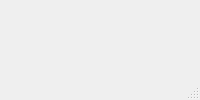
Above: Amazon_FC_2.ui from ICS4U-Gallo/amazon-fc-assignment-ghost-coders before the change. Below: the same form after it.
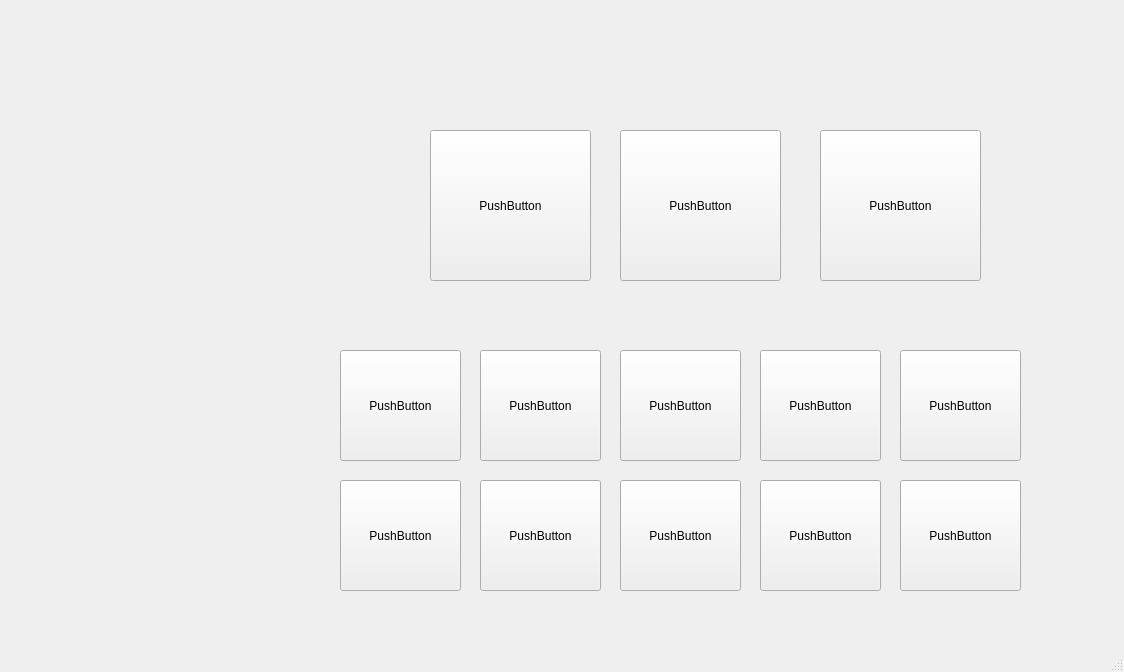
That is the form after the change.

Diff of the .ui file:
```diff
--- a/Amazon_FC_2.ui
+++ b/Amazon_FC_2.ui
@@ -2,10 +2,188 @@
 <ui version="4.0">
  <class>MainWindow</class>
  <widget class="QMainWindow" name="MainWindow">
+  <property name="geometry">
+   <rect>
+    <x>0</x>
+    <y>0</y>
+    <width>1124</width>
+    <height>672</height>
+   </rect>
+  </property>
   <property name="windowTitle">
    <string>MainWindow</string>
   </property>
-  <widget class="QWidget" name="centralwidget"/>
+  <widget class="QWidget" name="centralwidget">
+   <widget class="QPushButton" name="pushButton">
+    <property name="geometry">
+     <rect>
+      <x>340</x>
+      <y>350</y>
+      <width>121</width>
+      <height>111</height>
+     </rect>
+    </property>
+    <property name="text">
+     <string>PushButton</string>
+    </property>
+   </widget>
+   <widget class="QPushButton" name="pushButton_2">
+    <property name="geometry">
+     <rect>
+      <x>480</x>
+      <y>350</y>
+      <width>121</width>
+      <height>111</height>
+     </rect>
+    </property>
+    <property name="text">
+     <string>PushButton</string>
+    </property>
+   </widget>
+   <widget class="QPushButton" name="pushButton_3">
+    <property name="geometry">
+     <rect>
+      <x>620</x>
+      <y>350</y>
+      <width>121</width>
+      <height>111</height>
+     </rect>
+    </property>
+    <property name="text">
+     <string>PushButton</string>
+    </property>
+   </widget>
+   <widget class="QPushButton" name="pushButton_4">
+    <property name="geometry">
+     <rect>
+      <x>340</x>
+      <y>480</y>
+      <width>121</width>
+      <height>111</height>
+     </rect>
+    </property>
+    <property name="text">
+     <string>PushButton</string>
+    </property>
+   </widget>
+   <widget class="QPushButton" name="pushButton_5">
+    <property name="geometry">
+     <rect>
+      <x>900</x>
+      <y>350</y>
+      <width>121</width>
+      <height>111</height>
+     </rect>
+    </property>
+    <property name="text">
+     <string>PushButton</string>
+    </property>
+   </widget>
+   <widget class="QPushButton" name="pushButton_6">
+    <property name="geometry">
+     <rect>
+      <x>760</x>
+      <y>350</y>
+      <width>121</width>
+      <height>111</height>
+     </rect>
+    </property>
+    <property name="text">
+     <string>PushButton</string>
+    </property>
+   </widget>
+   <widget class="QPushButton" name="pushButton_7">
+    <property name="geometry">
+     <rect>
+      <x>620</x>
+      <y>480</y>
+      <width>121</width>
+      <height>111</height>
+     </rect>
+    </property>
+    <property name="text">
+     <string>PushButton</string>
+    </property>
+   </widget>
+   <widget class="QPushButton" name="pushButton_8">
+    <property name="geometry">
+     <rect>
+      <x>480</x>
+      <y>480</y>
+      <width>121</width>
+      <height>111</height>
+     </rect>
+    </property>
+    <property name="text">
+     <string>PushButton</string>
+    </property>
+   </widget>
+   <widget class="QPushButton" name="pushButton_9">
+    <property name="geometry">
+     <rect>
+      <x>760</x>
+      <y>480</y>
+      <width>121</width>
+      <height>111</height>
+     </rect>
+    </property>
+    <property name="text">
+     <string>PushButton</string>
+    </property>
+   </widget>
+   <widget class="QPushButton" name="pushButton_10">
+    <property name="geometry">
+     <rect>
+      <x>900</x>
+      <y>480</y>
+      <width>121</width>
+      <height>111</height>
+     </rect>
+    </property>
+    <property name="text">
+     <string>PushButton</string>
+    </property>
+   </widget>
+   <widget class="QPushButton" name="pushButton_11">
+    <property name="geometry">
+     <rect>
+      <x>430</x>
+      <y>130</y>
+      <width>161</width>
+      <height>151</height>
+     </rect>
+    </property>
+    <property name="text">
+     <string>PushButton</string>
+    </property>
+   </widget>
+   <widget class="QPushButton" name="pushButton_12">
+    <property name="geometry">
+     <rect>
+      <x>620</x>
+      <y>130</y>
+      <width>161</width>
+      <height>151</height>
+     </rect>
+    </property>
+    <property name="text">
+     <string>PushButton</string>
+    </property>
+   </widget>
+   <widget class="QPushButton" name="pushButton_13">
+    <property name="geometry">
+     <rect>
+      <x>820</x>
+      <y>130</y>
+      <width>161</width>
+      <height>151</height>
+     </rect>
+    </property>
+    <property name="text">
+     <string>PushButton</string>
+    </property>
+   </widget>
+  </widget>
   <widget class="QMenuBar" name="menubar">
    <property name="geometry">
     <rect>
```
